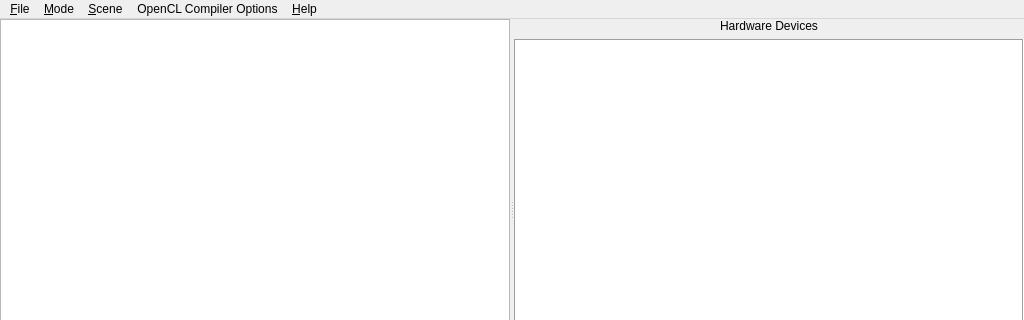
Before: the Qt Designer form src/mainwindow.ui in LuxCoreRender/LuxMark, drawn with Qt 5; both pictures show x 0 to 1024 and y 0 to 320 of the 1024 by 768 pixel window.
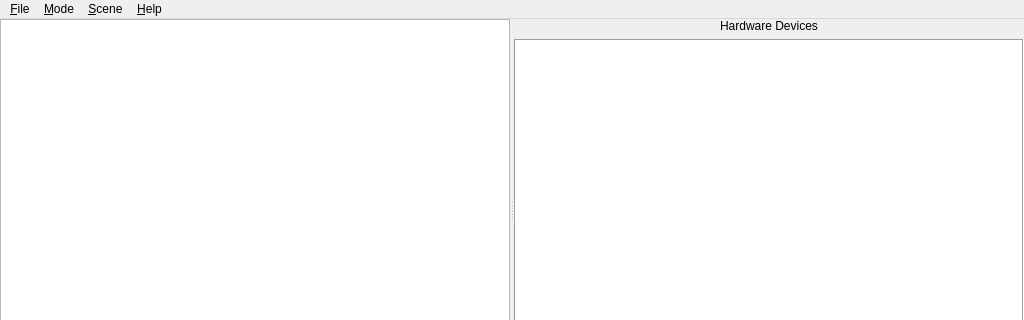
After: the same form once the commit is applied. Icons and pictures are not drawn.

The edit to the form file:
```diff
--- a/src/mainwindow.ui
+++ b/src/mainwindow.ui
@@ -183,19 +183,9 @@
     <addaction name="action_HallBench"/>
     <addaction name="action_Food"/>
    </widget>
-   <widget class="QMenu" name="menuOpenCL_Compiler_Opts">
-    <property name="title">
-     <string>OpenCL Compiler Options</string>
-    </property>
-    <addaction name="action_cl_fast_relaxed_math"/>
-    <addaction name="action_cl_mad_enable"/>
-    <addaction name="action_cl_no_signed_zeros"/>
-    <addaction name="action_cl_strict_aliasing"/>
-   </widget>
    <addaction name="menu_File"/>
    <addaction name="menu_Mode"/>
    <addaction name="menu_Scene"/>
-   <addaction name="menuOpenCL_Compiler_Opts"/>
    <addaction name="menu_Help"/>
   </widget>
   <widget class="QStatusBar" name="statusbar"/>
```
Left out of the diff: 394 changed lines with no effect on the pictures.
